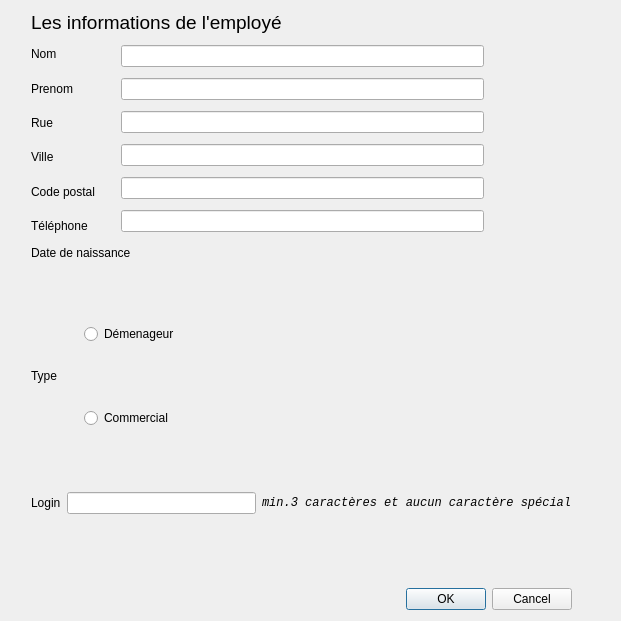
This is CODE/dialogajouteremploye.ui in dervieuxC/gestionDemenagementCorrige as Qt 5 draws it before an edit. The edited form follows.
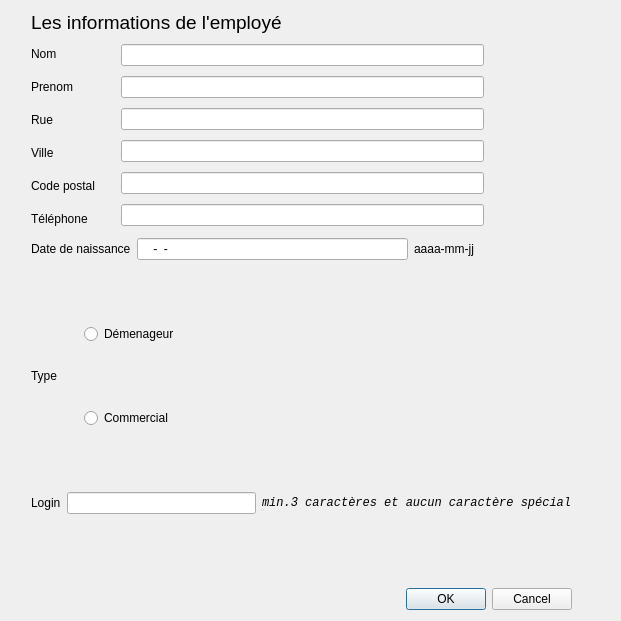
This is the edited form. Custom widgets are drawn as their Qt base class.

What changed in the file:
```diff
--- a/CODE/dialogajouteremploye.ui
+++ b/CODE/dialogajouteremploye.ui
@@ -169,7 +169,18 @@
                         </widget>
                        </item>
                        <item>
-                        <widget class="KDateWidget" name="dateWidgetNaissance"/>
+                        <widget class="QLineEdit" name="lineEdit">
+                         <property name="inputMask">
+                          <string>9999-99-99; </string>
+                         </property>
+                        </widget>
+                       </item>
+                       <item>
+                        <widget class="QLabel" name="label">
+                         <property name="text">
+                          <string>aaaa-mm-jj   </string>
+                         </property>
+                        </widget>
                        </item>
                       </layout>
                      </item>
@@ -359,13 +370,6 @@
   <zorder>horizontalSpacer_3</zorder>
   <zorder>labelPrenomEmploye</zorder>
  </widget>
- <customwidgets>
-  <customwidget>
-   <class>KDateWidget</class>
-   <extends>QWidget</extends>
-   <header>kdatewidget.h</header>
-  </customwidget>
- </customwidgets>
  <resources/>
  <connections>
   <connection>
```
Left out of the diff: 30 changed lines with no effect on the pictures.
